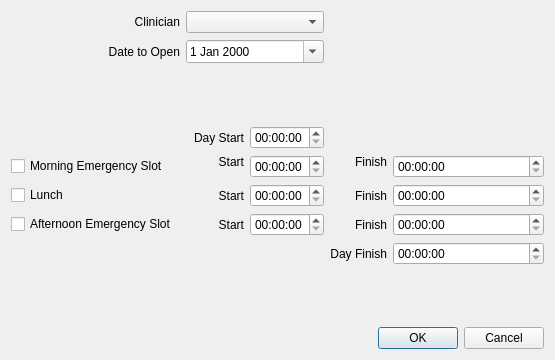
Before: the Qt Designer form qt-designer/apptOpenDay.ui in rowinggolfer/openmolar1, drawn with Qt 5.
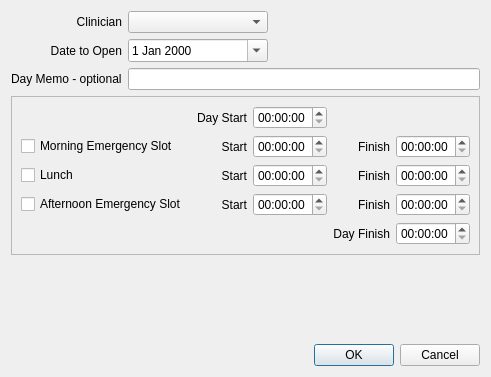
After: the same form once the commit is applied.

```diff
--- a/qt-designer/apptOpenDay.ui
+++ b/qt-designer/apptOpenDay.ui
@@ -6,15 +6,15 @@
    <rect>
     <x>0</x>
     <y>0</y>
-    <width>555</width>
-    <height>360</height>
+    <width>396</width>
+    <height>377</height>
    </rect>
   </property>
   <property name="windowTitle">
    <string>Open a Day</string>
   </property>
-  <layout class="QGridLayout" name="gridLayout">
-   <item row="0" column="2">
+  <layout class="QGridLayout" name="gridLayout_2">
+   <item row="0" column="1">
     <widget class="QLabel" name="label_2">
      <property name="text">
       <string>Clinician</string>
@@ -24,23 +24,23 @@
      </property>
     </widget>
    </item>
-   <item row="0" column="3" colspan="2">
+   <item row="0" column="2">
     <widget class="QComboBox" name="comboBox"/>
    </item>
-   <item row="1" column="0" colspan="2">
+   <item row="0" column="3">
     <spacer name="horizontalSpacer">
      <property name="orientation">
       <enum>Qt::Horizontal</enum>
      </property>
      <property name="sizeHint" stdset="0">
       <size>
-       <width>86</width>
-       <height>25</height>
+       <width>141</width>
+       <height>20</height>
       </size>
      </property>
     </spacer>
    </item>
-   <item row="1" column="2">
+   <item row="1" column="1">
     <widget class="QLabel" name="label_3">
      <property name="text">
       <string>Date to Open</string>
@@ -50,40 +50,46 @@
      </property>
     </widget>
    </item>
-   <item row="1" column="3" colspan="2">
+   <item row="1" column="2">
     <widget class="QDateEdit" name="dateEdit">
+     <property name="minimumSize">
+      <size>
+       <width>140</width>
+       <height>0</height>
+      </size>
+     </property>
      <property name="calendarPopup">
       <bool>true</bool>
      </property>
     </widget>
    </item>
-   <item row="1" column="6">
-    <spacer name="horizontalSpacer_2">
-     <property name="orientation">
-      <enum>Qt::Horizontal</enum>
+   <item row="2" column="0" colspan="2">
+    <widget class="QLabel" name="label">
+     <property name="layoutDirection">
+      <enum>Qt::RightToLeft</enum>
      </property>
-     <property name="sizeHint" stdset="0">
-      <size>
-       <width>73</width>
-       <height>25</height>
-      </size>
+     <property name="text">
+      <string>Day Memo - optional</string>
      </property>
-    </spacer>
+    </widget>
    </item>
-   <item row="2" column="3">
-    <spacer name="verticalSpacer_2">
-     <property name="orientation">
-      <enum>Qt::Vertical</enum>
+   <item row="2" column="2" colspan="2">
+    <widget class="QLineEdit" name="memo_lineEdit">
+     <property name="maxLength">
+      <number>30</number>
      </property>
-     <property name="sizeHint" stdset="0">
-      <size>
-       <width>58</width>
-       <height>47</height>
-      </size>
-     </property>
-    </spacer>
+    </widget>
    </item>
-   <item row="3" column="3">
+   <item row="3" column="0" colspan="4">
+    <widget class="QFrame" name="frame">
+     <property name="frameShape">
+      <enum>QFrame::StyledPanel</enum>
+     </property>
+     <property name="frameShadow">
+      <enum>QFrame::Raised</enum>
+     </property>
+     <layout class="QGridLayout" name="gridLayout">
+      <item row="0" column="1">
     <widget class="QLabel" name="label_10">
      <property name="text">
       <string>Day Start</string>
@@ -93,10 +99,10 @@
      </property>
     </widget>
    </item>
-   <item row="3" column="4">
+      <item row="0" column="2">
     <widget class="QTimeEdit" name="dayStart_timeEdit"/>
    </item>
-   <item row="4" column="0" rowspan="2" colspan="3">
+      <item row="1" column="0">
     <widget class="QCheckBox" name="es1_checkBox">
      <property name="sizePolicy">
       <sizepolicy hsizetype="Preferred" vsizetype="Fixed">
@@ -109,7 +115,7 @@
      </property>
     </widget>
    </item>
-   <item row="4" column="3">
+      <item row="1" column="1">
     <widget class="QLabel" name="label_4">
      <property name="text">
       <string>Start</string>
@@ -119,10 +125,10 @@
      </property>
     </widget>
    </item>
-   <item row="4" column="4" rowspan="2">
+      <item row="1" column="2">
     <widget class="QTimeEdit" name="es1Start_timeEdit"/>
    </item>
-   <item row="4" column="5">
+      <item row="1" column="3">
     <widget class="QLabel" name="label_7">
      <property name="text">
       <string>Finish</string>
@@ -132,10 +138,23 @@
      </property>
     </widget>
    </item>
-   <item row="4" column="6" rowspan="2">
+      <item row="1" column="4">
     <widget class="QTimeEdit" name="es1Finish_timeEdit"/>
    </item>
-   <item row="6" column="3">
+      <item row="2" column="0">
+       <widget class="QCheckBox" name="lunch_checkBox">
+        <property name="sizePolicy">
+         <sizepolicy hsizetype="Preferred" vsizetype="Fixed">
+          <horstretch>0</horstretch>
+          <verstretch>0</verstretch>
+         </sizepolicy>
+        </property>
+        <property name="text">
+         <string>Lunch</string>
+        </property>
+       </widget>
+      </item>
+      <item row="2" column="1">
     <widget class="QLabel" name="label_5">
      <property name="text">
       <string>Start</string>
@@ -145,10 +164,10 @@
      </property>
     </widget>
    </item>
-   <item row="6" column="4">
+      <item row="2" column="2">
     <widget class="QTimeEdit" name="lunchStart_timeEdit"/>
    </item>
-   <item row="6" column="5">
+      <item row="2" column="3">
     <widget class="QLabel" name="label_8">
      <property name="text">
       <string>Finish</string>
@@ -158,10 +177,10 @@
      </property>
     </widget>
    </item>
-   <item row="6" column="6">
+      <item row="2" column="4">
     <widget class="QTimeEdit" name="lunchFinish_timeEdit"/>
    </item>
-   <item row="7" column="0" colspan="3">
+      <item row="3" column="0">
     <widget class="QCheckBox" name="es2_checkBox">
      <property name="sizePolicy">
       <sizepolicy hsizetype="Preferred" vsizetype="Fixed">
@@ -174,7 +193,7 @@
      </property>
     </widget>
    </item>
-   <item row="7" column="3">
+      <item row="3" column="1">
     <widget class="QLabel" name="label_6">
      <property name="text">
       <string>Start</string>
@@ -184,10 +203,10 @@
      </property>
     </widget>
    </item>
-   <item row="7" column="4">
+      <item row="3" column="2">
     <widget class="QTimeEdit" name="es2Start_timeEdit"/>
    </item>
-   <item row="7" column="5">
+      <item row="3" column="3">
     <widget class="QLabel" name="label_9">
      <property name="text">
       <string>Finish</string>
@@ -197,10 +216,10 @@
      </property>
     </widget>
    </item>
-   <item row="7" column="6">
+      <item row="3" column="4">
     <widget class="QTimeEdit" name="es2Finish_timeEdit"/>
    </item>
-   <item row="8" column="5">
+      <item row="4" column="3">
     <widget class="QLabel" name="label_11">
      <property name="text">
       <string>Day Finish</string>
@@ -210,10 +229,13 @@
      </property>
     </widget>
    </item>
-   <item row="8" column="6">
+      <item row="4" column="4">
     <widget class="QTimeEdit" name="dayFinish_timeEdit"/>
    </item>
-   <item row="9" column="2">
+     </layout>
+    </widget>
+   </item>
+   <item row="4" column="0">
     <spacer name="verticalSpacer">
      <property name="orientation">
       <enum>Qt::Vertical</enum>
@@ -226,7 +248,7 @@
      </property>
     </spacer>
    </item>
-   <item row="10" column="0" colspan="7">
+   <item row="5" column="0" colspan="4">
     <widget class="QDialogButtonBox" name="buttonBox">
      <property name="orientation">
       <enum>Qt::Horizontal</enum>
@@ -236,19 +258,6 @@
      </property>
     </widget>
    </item>
-   <item row="6" column="0">
-    <widget class="QCheckBox" name="lunch_checkBox">
-     <property name="sizePolicy">
-      <sizepolicy hsizetype="Preferred" vsizetype="Fixed">
-       <horstretch>0</horstretch>
-       <verstretch>0</verstretch>
-      </sizepolicy>
-     </property>
-     <property name="text">
-      <string>Lunch</string>
-     </property>
-    </widget>
-   </item>
   </layout>
  </widget>
  <tabstops>
```
Left out of the diff: 11 changed lines with no effect on the pictures. Lines whose indentation alone changed are shown as unchanged.
